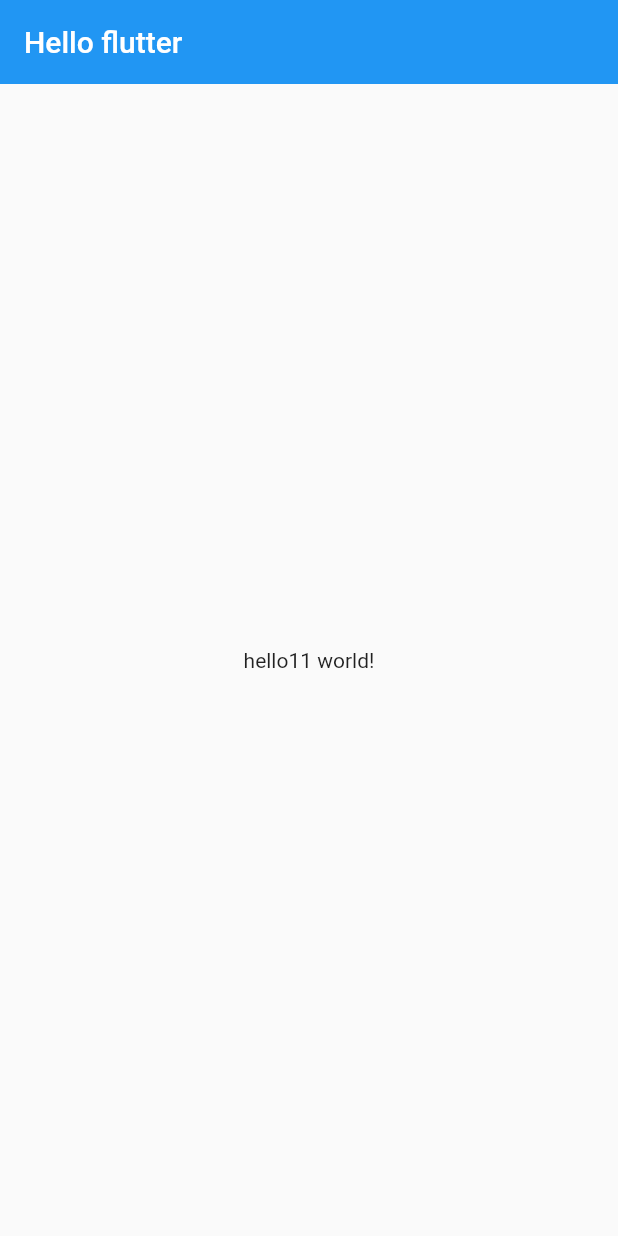
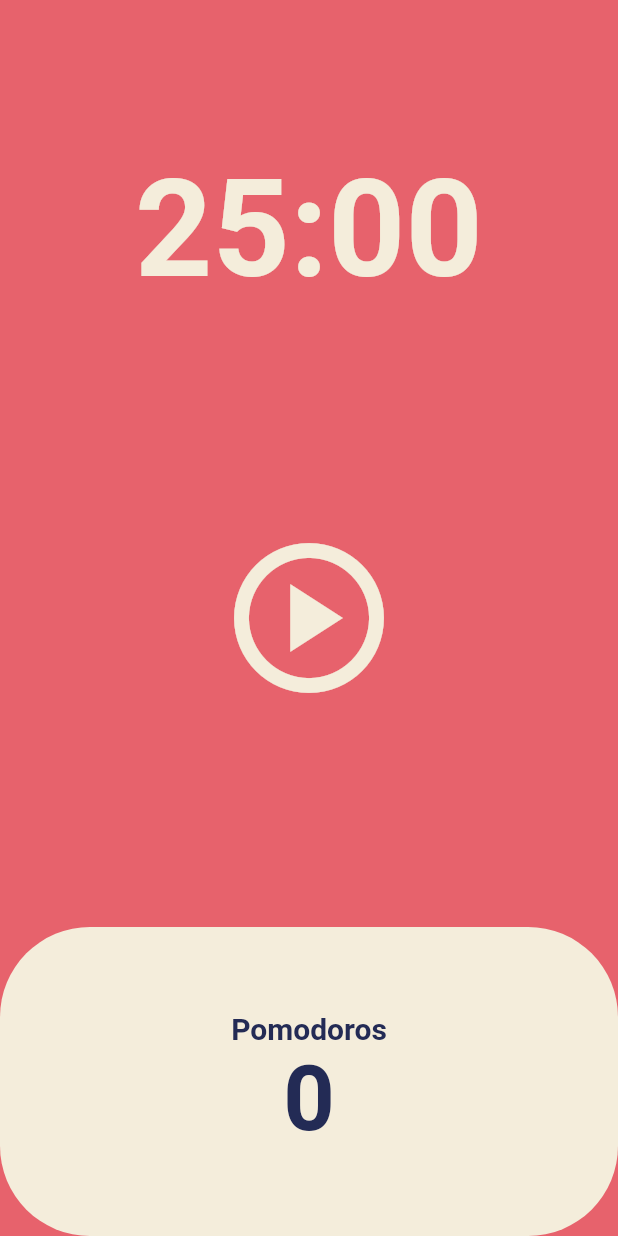
Before and after one commit to aquabuz/flutter-toon, a Flutter app: the screen it shows after launch, on a phone screen of 412 x 824 dp. Run offline on Flutter 3.47's test engine with Material 2 defaults, Android fonts, the phone set to English and light mode, and no system bars.

Commit message:
👻 rebase
👻 main---ing--2day

👻 main---ing--3day-fin

👻

😶‍ reabse---

```diff
--- a/lib/main.dart
+++ b/lib/main.dart
@@ -1,22 +1,28 @@
 import 'package:flutter/material.dart';
+import 'package:toonflix/screens/home_screen.dart';
 
 void main() {
-  runApp(App());
+  runApp(const App());
 }
 
 class App extends StatelessWidget {
+  const App({super.key});
+
   @override
   Widget build(BuildContext context) {
     return MaterialApp(
-      home: Scaffold(
-        appBar: AppBar(
-          elevation: 0,
-          title: Text("Hello flutter"),
+      theme: ThemeData(
+        textTheme: const TextTheme(
+          displayLarge: TextStyle(
+            color: Color(0xFF232B55),
+          ),
         ),
-        body: Center(
-          child: Text("hello11 world!"),
+        cardColor: const Color(0xFFF4EDDB),
+        colorScheme: ColorScheme.fromSwatch(
+          backgroundColor: const Color(0xFFE7626C),
         ),
       ),
+      home: const HomeScreen(),
     );
   }
 }
--- /dev/null
+++ b/lib/screens/home_screen.dart
@@ -0,0 +1,132 @@
+import 'dart:async';
+
+import 'package:flutter/material.dart';
+
+class HomeScreen extends StatefulWidget {
+  const HomeScreen({super.key});
+
+  @override
+  State<HomeScreen> createState() => _HomeScreenState();
+}
+
+class _HomeScreenState extends State<HomeScreen> {
+  static const numb = 1500;
+  int totalSeconds = numb;
+  int totalPomodoros = 0;
+  late Timer timer;
+  bool isRunning = false;
+
+  String format(int seconds) {
+    var duration = Duration(seconds: seconds);
+    return duration.toString().split('.')[0].substring(2);
+  }
+
+  void onTick(Timer timer) {
+    if (totalSeconds == 0) {
+      setState(() {
+        totalPomodoros = totalPomodoros + 1;
+        isRunning = false;
+        totalSeconds = numb;
+      });
+      return timer.cancel();
+    }
+    setState(() {
+      totalSeconds = totalSeconds - 1;
+    });
+  }
+
+  void onStartPressed() {
+    timer = Timer.periodic(
+      const Duration(seconds: 1),
+      onTick,
+    );
+    setState(() {
+      isRunning = true;
+    });
+  }
+
+  void onPausePressed() {
+    timer.cancel();
+    setState(() {
+      isRunning = false;
+    });
+  }
+
+  @override
+  Widget build(BuildContext context) {
+    return Scaffold(
+      backgroundColor: Theme.of(context).colorScheme.background,
+      body: Column(
+        children: [
+          Flexible(
+            flex: 1,
+            child: Container(
+              alignment: Alignment.bottomCenter,
+              child: Text(
+                format(totalSeconds),
+                style: TextStyle(
+                  color: Theme.of(context).cardColor,
+                  fontSize: 90,
+                  fontWeight: FontWeight.w700,
+                ),
+              ),
+            ),
+          ),
+          Flexible(
+            flex: 2,
+            child: Center(
+              child: IconButton(
+                iconSize: 120,
+                color: Theme.of(context).cardColor,
+                onPressed: isRunning ? onPausePressed : onStartPressed,
+                icon: Icon(
+                  isRunning
+                      ? Icons.pause_circle_filled_outlined
+                      : Icons.play_circle_outlined,
+                ),
+              ),
+            ),
+          ),
+          Flexible(
+            flex: 1,
+            child: Row(
+              children: [
+                Expanded(
+                  child: Container(
+                    decoration: BoxDecoration(
+                      color: Theme.of(context).cardColor,
+                      borderRadius: BorderRadius.circular(60),
+                    ),
+                    child: Column(
+                      mainAxisAlignment: MainAxisAlignment.center,
+                      children: [
+                        Text(
+                          'Pomodoros',
+                          style: TextStyle(
+                            fontSize: 20,
+                            fontWeight: FontWeight.w600,
+                            color:
+                                Theme.of(context).textTheme.displayLarge!.color,
+                          ),
+                        ),
+                        Text(
+                          '$totalPomodoros',
+                          style: TextStyle(
+                            fontSize: 60,
+                            fontWeight: FontWeight.w600,
+                            color:
+                                Theme.of(context).textTheme.displayLarge!.color,
+                          ),
+                        ),
+                      ],
+                    ),
+                  ),
+                ),
+              ],
+            ),
+          ),
+        ],
+      ),
+    );
+  }
+}
```
